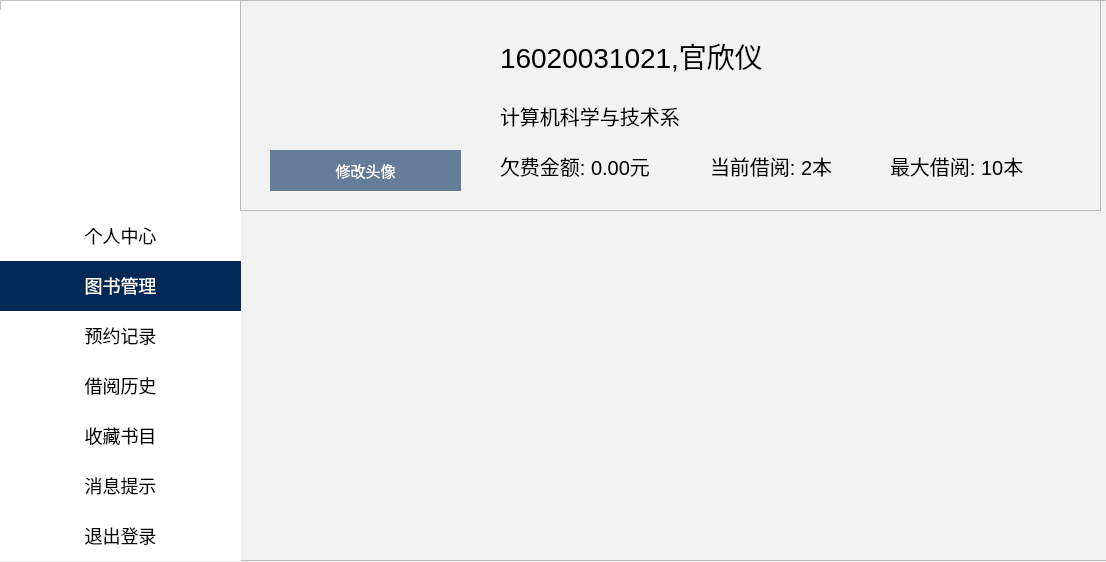
KevinZzeng/UI, file user_index.ui: the form before one commit.
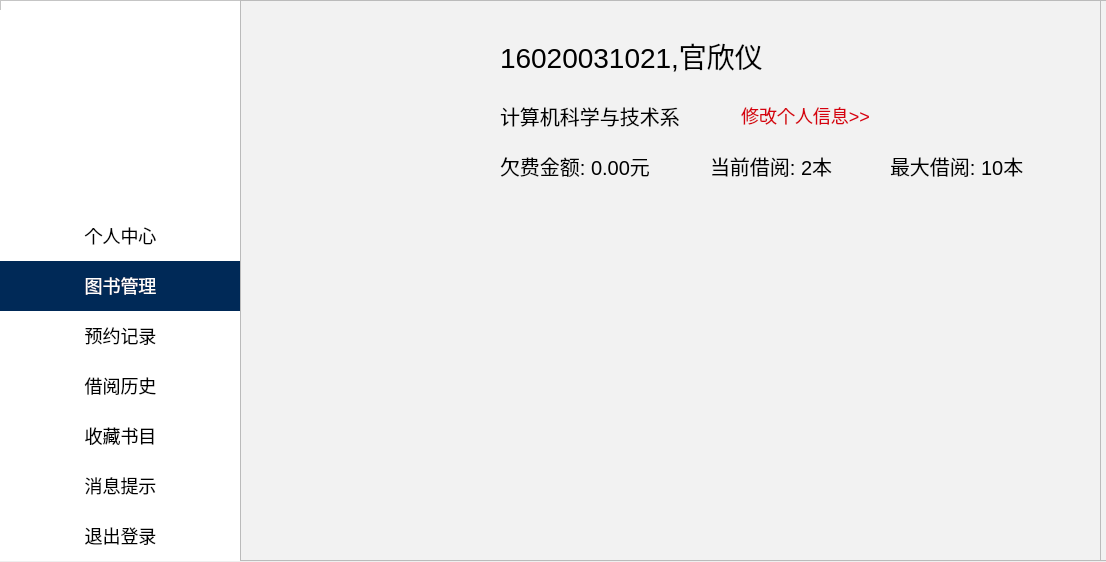
The form after the commit. Icons and pictures are not drawn.

```diff
--- a/user_index.ui
+++ b/user_index.ui
@@ -213,7 +213,7 @@
       <x>240</x>
       <y>0</y>
       <width>861</width>
-      <height>211</height>
+      <height>561</height>
      </rect>
     </property>
     <property name="maximumSize">
@@ -280,21 +280,20 @@
     <widget class="QPushButton" name="cover">
      <property name="geometry">
       <rect>
-       <x>30</x>
-       <y>150</y>
-       <width>191</width>
-       <height>41</height>
+       <x>480</x>
+       <y>100</y>
+       <width>171</width>
+       <height>31</height>
       </rect>
      </property>
      <property name="styleSheet">
       <string notr="true">border:none;
-color: rgb(255, 255, 255);
-background-color: rgba(0, 41, 87, 149);
-font-size:15px;
+color:#D6000F;
+font-size:18px;
 display:none;</string>
      </property>
      <property name="text">
-      <string>修改头像</string>
+      <string>修改个人信息&gt;&gt;</string>
      </property>
     </widget>
     <widget class="QLabel" name="label_4">
```
Left out of the diff: 18 changed lines with no effect on the pictures.
